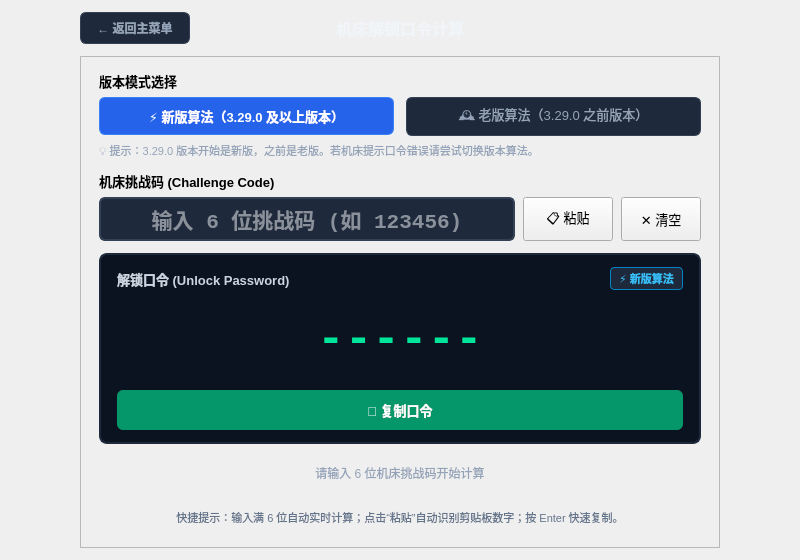
First picture: the form in passwordcalculatorwindow.ui, repository nie11kun/HorizonJuicerCreator, before the edit.
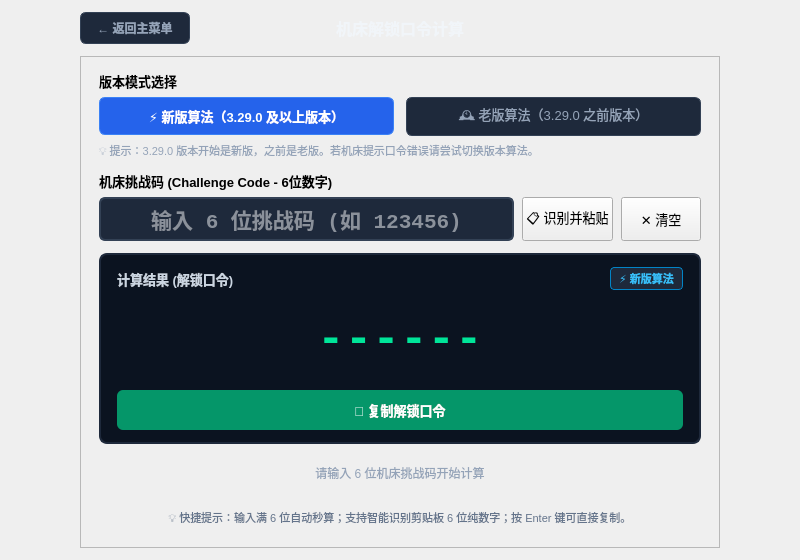
Second picture: the form after the edit.

```diff
--- a/passwordcalculatorwindow.ui
+++ b/passwordcalculatorwindow.ui
@@ -281,7 +281,7 @@
               </font>
              </property>
              <property name="text">
-              <string>机床挑战码 (Challenge Code)</string>
+              <string>机床挑战码 (Challenge Code - 6位数字)</string>
              </property>
             </widget>
            </item>
@@ -333,7 +333,7 @@
                 </font>
                </property>
                <property name="text">
-                <string>📋 粘贴</string>
+                <string>📋 识别并粘贴</string>
                </property>
               </widget>
              </item>
@@ -400,7 +400,7 @@
                  <string notr="true">color: #cbd5e1;</string>
                 </property>
                 <property name="text">
-                 <string>解锁口令 (Unlock Password)</string>
+                 <string>计算结果 (解锁口令)</string>
                 </property>
                </widget>
               </item>
@@ -479,7 +479,7 @@
                <string notr="true">QPushButton { background-color: #059669; color: #ffffff; border: none; border-radius: 6px; font-weight: bold; } QPushButton:hover { background-color: #10b981; } QPushButton:pressed { background-color: #047857; } QPushButton:disabled { background-color: #334155; color: #64748b; }</string>
               </property>
               <property name="text">
-               <string>📄 复制口令</string>
+               <string>📄 复制解锁口令</string>
               </property>
              </widget>
             </item>
@@ -505,7 +505,7 @@
             <string notr="true">color: #64748b; font-size: 11px;</string>
            </property>
            <property name="text">
-            <string>快捷提示：输入满 6 位自动实时计算；点击“粘贴”自动识别剪贴板数字；按 Enter 快速复制。</string>
+            <string>💡 快捷提示：输入满 6 位自动秒算；支持智能识别剪贴板 6 位纯数字；按 Enter 键可直接复制。</string>
            </property>
            <property name="alignment">
             <set>Qt::AlignCenter</set>
```
Left out of the diff: 2 changed lines with no effect on the pictures.
